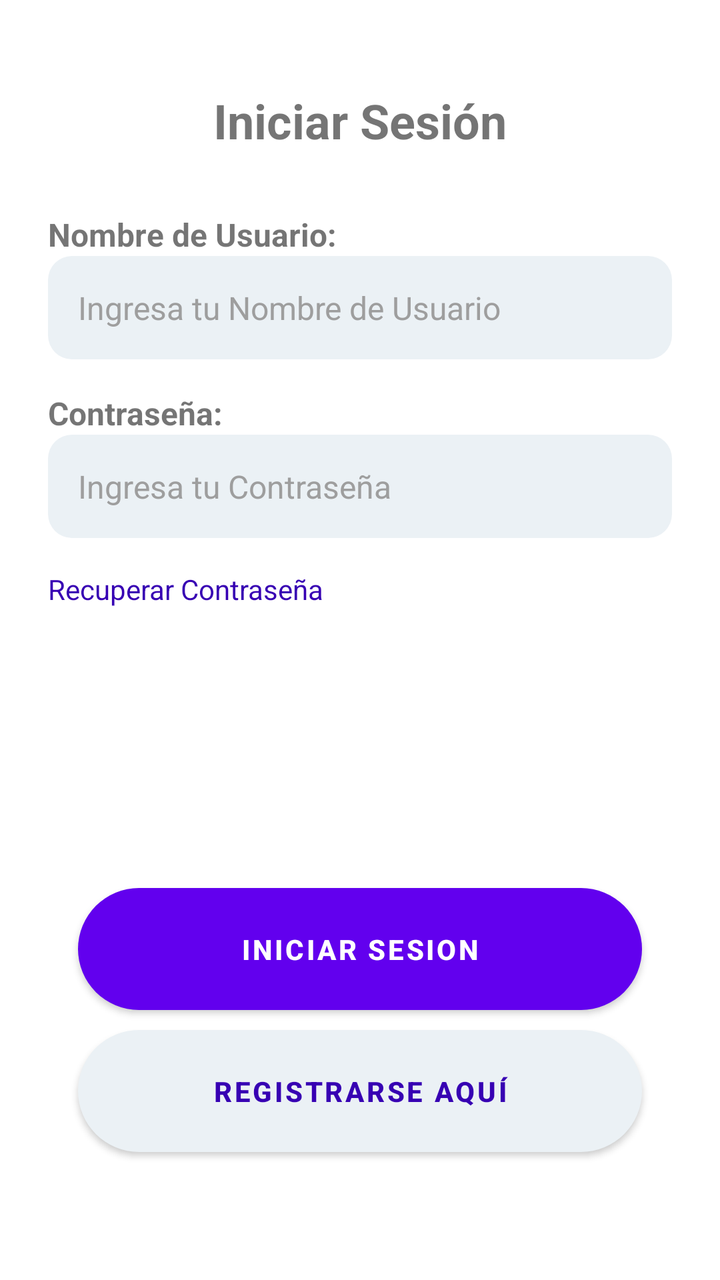
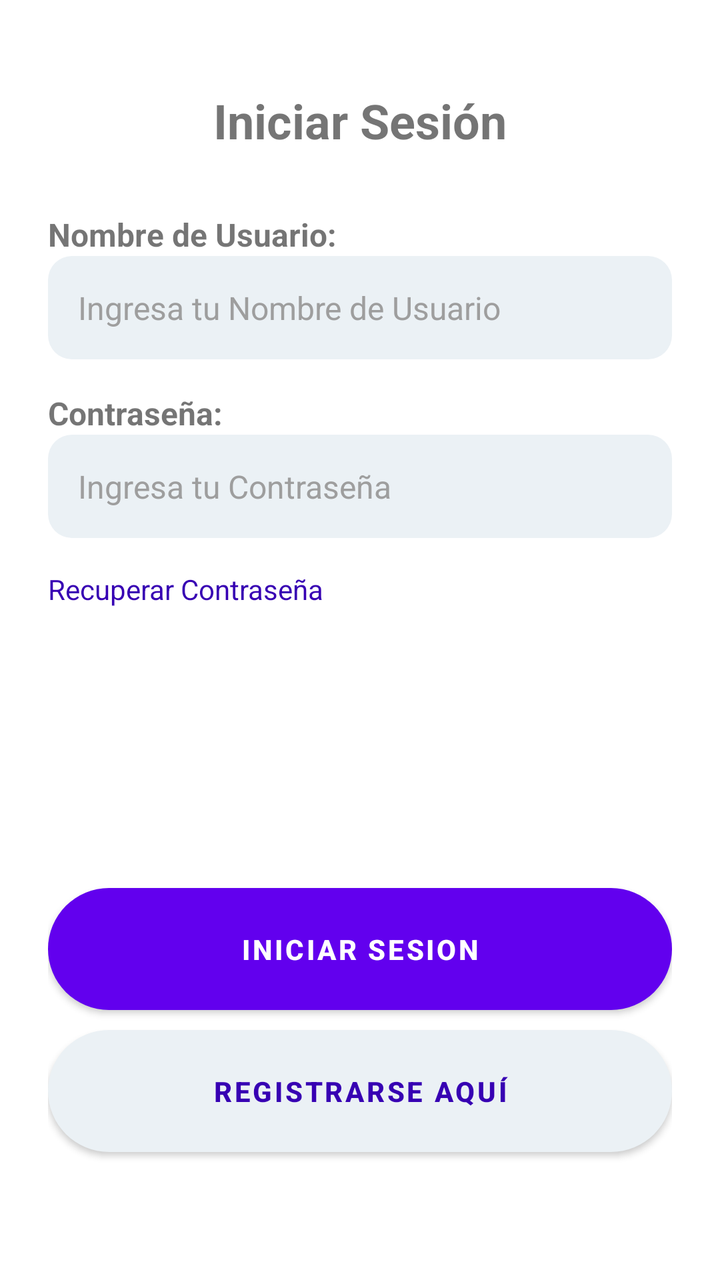

Screens rendered from an Android XML layout before and after an edit, with the pre-edit source and the edit as a unified diff.
<!-- AndroidManifest.xml: application theme Theme.SurMarket -->
<!-- res/layout/fragment_login.xml -->
<?xml version="1.0" encoding="utf-8"?>
<ScrollView xmlns:android="http://schemas.android.com/apk/res/android"
    xmlns:tools="http://schemas.android.com/tools"
    android:layout_width="match_parent"
    android:layout_height="match_parent"
    xmlns:app="http://schemas.android.com/apk/res-auto"

    android:fillViewport="true"
    tools:context=".FragmentLogin"
    >
    <LinearLayout
        android:layout_width="match_parent"
        android:layout_height="wrap_content"
        android:orientation="vertical"
        android:padding="@dimen/FRGContainerPadding">

        <TextView
            android:id="@+id/TXV_FRGLogin_Title"
            android:layout_width="match_parent"
            android:layout_height="wrap_content"
            android:text="@string/FRGLogin_Title"

            android:textSize="@dimen/FRGTitleTextSize"
            android:textStyle="bold"
            android:layout_marginTop="@dimen/titleMarginTop"
            android:gravity="center"
            android:layout_marginBottom="30dp"
            />
        <TextView
            android:id="@+id/TXV_FRGLogin_UserName"
            android:layout_width="match_parent"
            android:layout_height="wrap_content"
            android:text="@string/FRGLogin_TXVUserName"
            android:textSize="@dimen/FRGLabelTextSize"
            android:textStyle="bold"

            />

        <EditText
            android:id="@+id/ETX_FRGLogin_UserName"
            android:layout_width="match_parent"
            android:layout_height="wrap_content"

            android:hint="@string/FRGLogin_ETXUserName"
            android:textSize="@dimen/FRGEditTextTextSize"
            android:inputType="text"
            android:layout_marginBottom="16dp"

            android:background="@drawable/bg_input_rounded"
            android:padding="@dimen/inputPadding"
            android:textColorHint="@color/inputColor"
            />

        <TextView
            android:id="@+id/TXV_FRGLogin_Password"
            android:layout_width="match_parent"
            android:layout_height="wrap_content"
            android:text="@string/FRGLogin_TXVPassword"
            android:textSize="@dimen/FRGLabelTextSize"
            android:textStyle="bold"
            />

        <EditText
            android:id="@+id/ETX_FRGLogin_Password"
            android:layout_width="match_parent"
            android:layout_height="wrap_content"

            android:hint="@string/FRGLogin_ETXPassword"
            android:textSize="@dimen/FRGEditTextTextSize"
            android:inputType="textPassword"
            android:layout_marginBottom="16dp"

            android:background="@drawable/bg_input_rounded"
            android:padding="@dimen/inputPadding"
            android:textAlignment="textStart"
            android:textColorHint="@color/inputColor"
            />
        <TextView
            android:id="@+id/TXV_FRGLogin_RecoverPassword"
            android:layout_width="wrap_content"
            android:layout_height="wrap_content"
            android:text="@string/FRGLogin_RecoverPassword"
            android:clickable="true"
            android:focusable="true"
            android:textSize="@dimen/FRGTextView2TextSize"
            android:textStyle="normal"
            android:layout_marginBottom="30dp"
            android:textColor="@color/purple_700"
            />
        <View
            android:layout_width="match_parent"
            android:layout_height="0dp"
            android:layout_weight="1"
            />
        <Button
            android:id="@+id/BTN_FRGLogin_Login"
            android:layout_width="match_parent"
            android:layout_height="wrap_content"
            android:background="@drawable/bg_button_rounded"
            android:layout_marginStart="@dimen/margin15sp"
            android:layout_marginEnd="@dimen/margin15sp"
            android:padding="@dimen/margin15sp"
            android:textStyle="bold"
            android:text="@string/FRGLogin_BTNLogin"
            />
        <Button
            android:id="@+id/BTN_FRGLogin_Register"
            android:layout_width="match_parent"
            android:layout_height="wrap_content"
            android:background="@drawable/bg_button_rounded"
            android:layout_marginTop="@dimen/inputMarginTop"
            android:layout_marginStart="@dimen/margin15sp"
            android:layout_marginEnd="@dimen/margin15sp"
            app:backgroundTint="@color/buttonColorGray"
            android:text="@string/buttonRegisterText"
            android:textColor="@color/purple_700"
            android:padding="@dimen/margin15sp"
            android:textStyle="bold"
            android:layout_marginBottom="@dimen/buttonBottom"
            />
    </LinearLayout>
</ScrollView>
<!-- resources referenced by this layout -->
<resources>
  <color name="buttonColorGray">#EBF1F5</color>
  <color name="inputColor">#9E9E9E</color>
  <color name="purple_700">#FF3700B3</color>
  <dimen name="FRGContainerPadding">24dp</dimen>
  <dimen name="FRGEditTextTextSize">16sp</dimen>
  <dimen name="FRGLabelTextSize">16sp</dimen>
  <dimen name="FRGTextView2TextSize">14sp</dimen>
  <dimen name="FRGTitleTextSize">24sp</dimen>
  <dimen name="buttonBottom">40sp</dimen>
  <dimen name="inputMarginTop">10sp</dimen>
  <dimen name="inputPadding">15sp</dimen>
  <dimen name="margin15sp">15sp</dimen>
  <dimen name="titleMarginTop">20sp</dimen>
  <!-- drawable bg_button_rounded (drawable) -->
  <?xml version="1.0" encoding="utf-8"?>
  <shape xmlns:android="http://schemas.android.com/apk/res/android"
      android:shape="rectangle">
  
      
      <solid android:color="#EBF1F5" />
  
      
      <corners android:radius="50dp" />
  </shape>
  <!-- drawable bg_input_rounded (drawable) -->
  <?xml version="1.0" encoding="utf-8"?>
  <shape xmlns:android="http://schemas.android.com/apk/res/android"
      android:shape="rectangle">
  
      
      <solid android:color="#EBF1F5" />
  
      
      <corners android:radius="12dp" />
  </shape>
  <string name="FRGLogin_BTNLogin">INICIAR SESION</string>
  <string name="FRGLogin_ETXPassword">Ingresa tu Contraseña</string>
  <string name="FRGLogin_ETXUserName">Ingresa tu Nombre de Usuario</string>
  <string name="FRGLogin_RecoverPassword">Recuperar Contraseña</string>
  <string name="FRGLogin_TXVPassword">Contraseña:</string>
  <string name="FRGLogin_TXVUserName">Nombre de Usuario:</string>
  <string name="FRGLogin_Title">Iniciar Sesión</string>
  <string name="buttonRegisterText">Registrarse Aquí</string>
  <style name="Theme.SurMarket" parent="Theme.MaterialComponents.DayNight.DarkActionBar">
          
          <item name="colorPrimary">@color/purple_500</item>
          <item name="colorPrimaryVariant">@color/purple_700</item>
          <item name="colorOnPrimary">@color/white</item>
          
          <item name="colorSecondary">@color/teal_200</item>
          <item name="colorSecondaryVariant">@color/teal_700</item>
          <item name="colorOnSecondary">@color/black</item>
          
          <item name="android:statusBarColor">?attr/colorPrimaryVariant</item>
          
      </style>
  <color name="purple_500">#FF6200EE</color>
  <color name="white">#FFFFFFFF</color>
  <color name="teal_200">#FF03DAC5</color>
  <color name="teal_700">#FF018786</color>
  <color name="black">#FF000000</color>
</resources>

<!-- the commit's change to res/layout/fragment_login.xml (unified diff, before → after) -->
@@ -97,8 +97,7 @@
             android:layout_width="match_parent"
             android:layout_height="wrap_content"
             android:background="@drawable/bg_button_rounded"
-            android:layout_marginStart="@dimen/margin15sp"
-            android:layout_marginEnd="@dimen/margin15sp"
+
             android:padding="@dimen/margin15sp"
             android:textStyle="bold"
             android:text="@string/FRGLogin_BTNLogin"
@@ -109,8 +108,7 @@
             android:layout_height="wrap_content"
             android:background="@drawable/bg_button_rounded"
             android:layout_marginTop="@dimen/inputMarginTop"
-            android:layout_marginStart="@dimen/margin15sp"
-            android:layout_marginEnd="@dimen/margin15sp"
+
             app:backgroundTint="@color/buttonColorGray"
             android:text="@string/buttonRegisterText"
             android:textColor="@color/purple_700"
